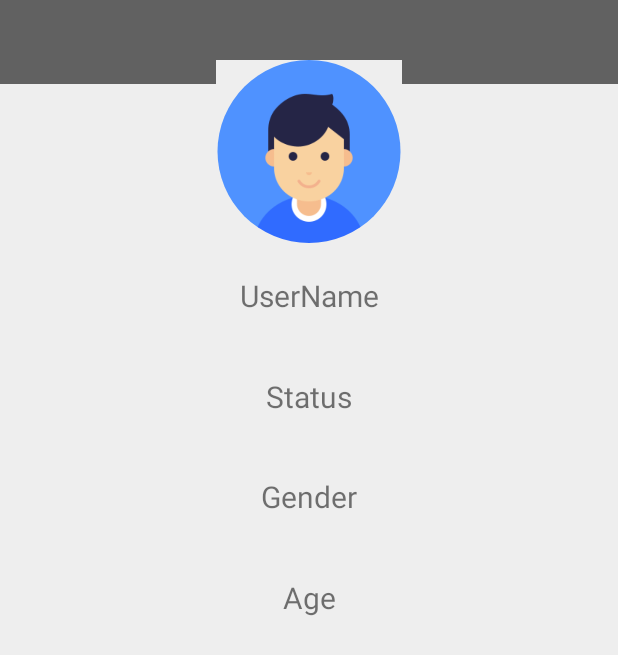
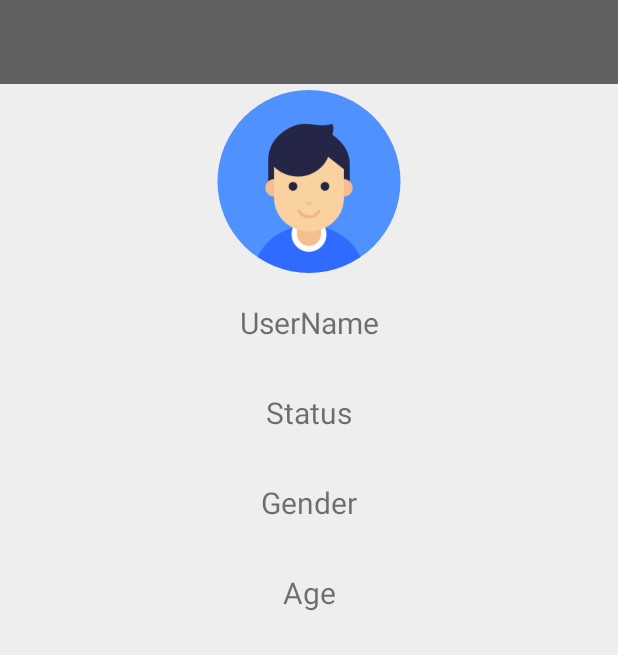
Before and after one commit to randikawann/COMOAndroid, an Android app: the layout activity_profile.xml on its own in the app's theme, with its tools: preview values and no code run, on a phone screen of 412 x 824 dp. Shown: the top 655 px of the screen. Run offline under Robolectric (Android 15) with nearby library versions, the phone set to English and light mode, and no system bars.

Commit message:
add main activity tool bar

```diff
--- a/app/src/main/java/com/example/randikawann/cocoapp2/ProfileActivity.java
+++ b/app/src/main/java/com/example/randikawann/cocoapp2/ProfileActivity.java
@@ -55,9 +55,9 @@ public class ProfileActivity extends AppCompatActivity {
         userReference = FirebaseDatabase.getInstance().getReference().child("users").child(current_User_Id);
 
         //Toolbar
-        mToolbar = findViewById(R.id.edit_activity_toolbar);
+        mToolbar = findViewById(R.id.profile_activity_toolbar);
         setSupportActionBar(mToolbar);
-//        getSupportActionBar().setTitle("Profile");
+        getSupportActionBar().setTitle("Profile");
 
 
 
--- a/app/src/main/res/layout/activity_profile.xml
+++ b/app/src/main/res/layout/activity_profile.xml
@@ -16,7 +16,7 @@
         android:layout_height="122dp"
         android:layout_alignParentTop="true"
         android:layout_centerHorizontal="true"
-        android:layout_marginTop="40dp"
+        android:layout_marginTop="60dp"
         android:src="@drawable/defaultuser"
         />
 
@@ -26,7 +26,7 @@
         android:layout_height="50dp"
         android:layout_alignParentStart="true"
         android:layout_alignParentTop="true"
-        android:layout_marginTop="172dp"
+        android:layout_marginTop="190dp"
         android:gravity="center"
         android:text="UserName"
         android:textSize="20sp" />
@@ -37,7 +37,7 @@
         android:layout_height="50dp"
         android:layout_alignParentStart="true"
         android:layout_alignParentTop="true"
-        android:layout_marginTop="239dp"
+        android:layout_marginTop="250dp"
         android:gravity="center"
         android:text="Status"
         android:textSize="20sp" />
@@ -48,7 +48,7 @@
         android:layout_height="50dp"
         android:layout_alignParentStart="true"
         android:layout_alignParentTop="true"
-        android:layout_marginTop="306dp"
+        android:layout_marginTop="310dp"
         android:gravity="center"
         android:text="Gender"
         android:textSize="20sp" />
@@ -59,7 +59,7 @@
         android:layout_height="50dp"
         android:layout_alignParentStart="true"
         android:layout_alignParentTop="true"
-        android:layout_marginTop="373dp"
+        android:layout_marginTop="370dp"
         android:gravity="center"
         android:text="Age"
         android:textSize="20sp" />
```
